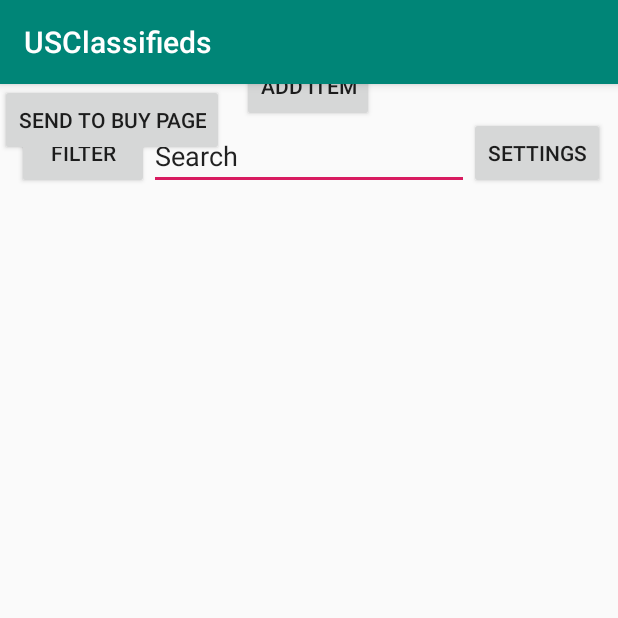
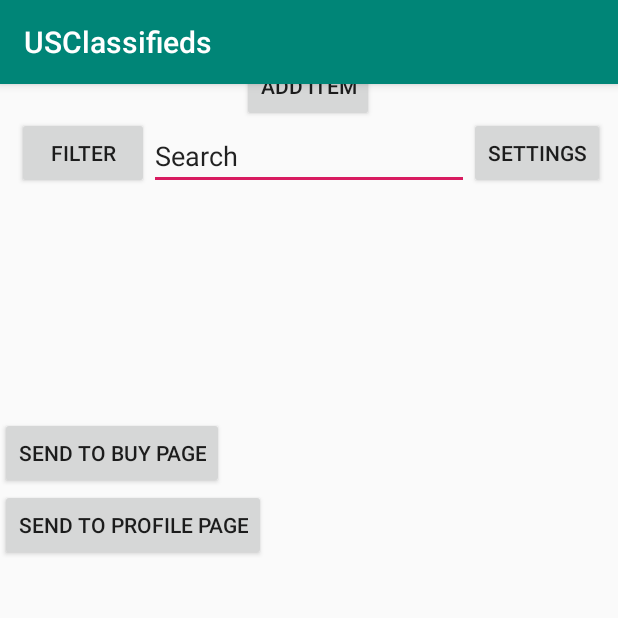
Before and after one commit to SalVerduzco/USClassifieds, an Android app: the screen it shows after launch (MainActivity), on a phone screen of 412 x 824 dp, the top half of it. Run offline under Robolectric (Android 15) with nearby library versions, the phone set to English and light mode, and no system bars.

Commit message:
Minor changes, added test button

```diff
--- a/app/src/main/java/itp341/verduzco/salvador/usclassifieds/MainActivity.java
+++ b/app/src/main/java/itp341/verduzco/salvador/usclassifieds/MainActivity.java
@@ -42,6 +42,14 @@ public class MainActivity extends AppCompatActivity {
                 startActivity(intent);
             }
         });
+
+        Button button2 = findViewById(R.id.send_profile);
+        button2.setOnClickListener(new View.OnClickListener(){
+            public void onClick(View view){
+                Intent intent = new Intent(MainActivity.this, UpdateProfile.class);
+                startActivity(intent);
+            }
+        });
     }
 
     public void onClickAddItem(View view) {
--- a/app/src/main/java/itp341/verduzco/salvador/usclassifieds/MainListActivity.java
+++ b/app/src/main/java/itp341/verduzco/salvador/usclassifieds/MainListActivity.java
@@ -109,6 +109,9 @@ public class MainListActivity extends AppCompatActivity {
 
     public void LoadData(){
 
+        /* BASIL -> QUERY FOR ALL ITEMS */
+        //ItemSingleton set list to query
+
     }
 
     public void onRadioButtonClicked(View view) {
--- a/app/src/main/res/layout/activity_main.xml
+++ b/app/src/main/res/layout/activity_main.xml
@@ -87,6 +87,15 @@
         android:id="@+id/send_buy"
         android:layout_width="wrap_content"
         android:layout_height="wrap_content"
-        android:text="Send to buy page"></Button>
+        android:text="Send to buy page"
+        app:layout_constraintBottom_toTopOf="@+id/send_profile"></Button>
+
+    <Button
+        android:layout_marginTop="200dp"
+        android:id="@+id/send_profile"
+        android:layout_width="wrap_content"
+        android:layout_height="wrap_content"
+        android:text="Send to profile page"
+        app:layout_constraintTop_toBottomOf="@+id/filter"></Button>
 
 </androidx.constraintlayout.widget.ConstraintLayout>
```
